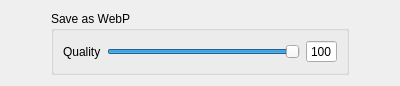
Before: the Qt Designer form imagesavewebpmenu.ui in mattykakes/qcvTouchUp, drawn with Qt 5.
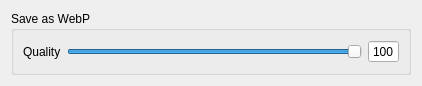
After: the same form once the commit is applied.

```diff
--- a/imagesavewebpmenu.ui
+++ b/imagesavewebpmenu.ui
@@ -6,7 +6,7 @@
    <rect>
     <x>0</x>
     <y>0</y>
-    <width>400</width>
+    <width>418</width>
     <height>73</height>
    </rect>
   </property>
@@ -19,22 +19,27 @@
   <property name="windowTitle">
    <string>Form</string>
   </property>
-  <layout class="QHBoxLayout" name="horizontalLayout" stretch="0,1,0">
-   <item>
-    <spacer name="horizontalSpacer">
-     <property name="orientation">
-      <enum>Qt::Horizontal</enum>
-     </property>
-     <property name="sizeHint" stdset="0">
-      <size>
-       <width>40</width>
-       <height>20</height>
-      </size>
-     </property>
-    </spacer>
-   </item>
+  <layout class="QHBoxLayout" name="horizontalLayout" stretch="1">
    <item>
     <widget class="QGroupBox" name="groupBox">
+     <property name="sizePolicy">
+      <sizepolicy hsizetype="Fixed" vsizetype="Preferred">
+       <horstretch>0</horstretch>
+       <verstretch>0</verstretch>
+      </sizepolicy>
+     </property>
+     <property name="minimumSize">
+      <size>
+       <width>400</width>
+       <height>0</height>
+      </size>
+     </property>
+     <property name="maximumSize">
+      <size>
+       <width>400</width>
+       <height>16777215</height>
+      </size>
+     </property>
      <property name="title">
       <string>Save as WebP</string>
      </property>
@@ -81,19 +86,6 @@
      </layout>
     </widget>
    </item>
-   <item>
-    <spacer name="horizontalSpacer_2">
-     <property name="orientation">
-      <enum>Qt::Horizontal</enum>
-     </property>
-     <property name="sizeHint" stdset="0">
-      <size>
-       <width>40</width>
-       <height>20</height>
-      </size>
-     </property>
-    </spacer>
-   </item>
   </layout>
  </widget>
  <resources/>
```
